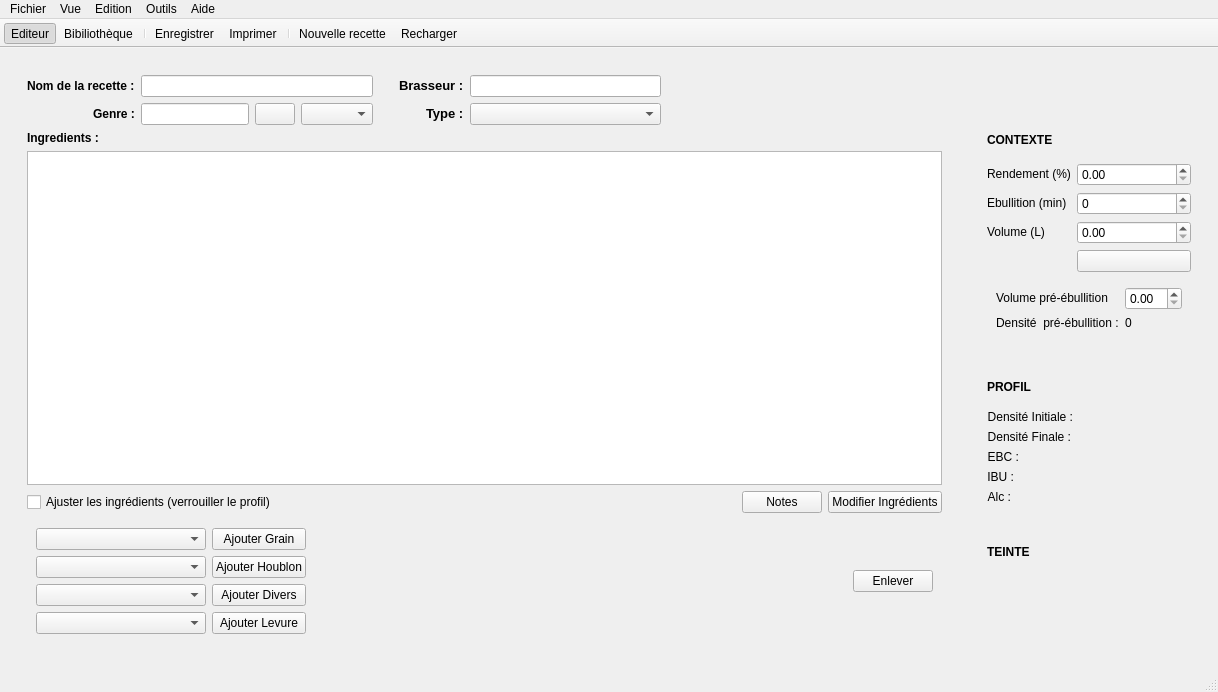
First picture: the form in reader.ui, repository 314r/joliebulle, before the edit.
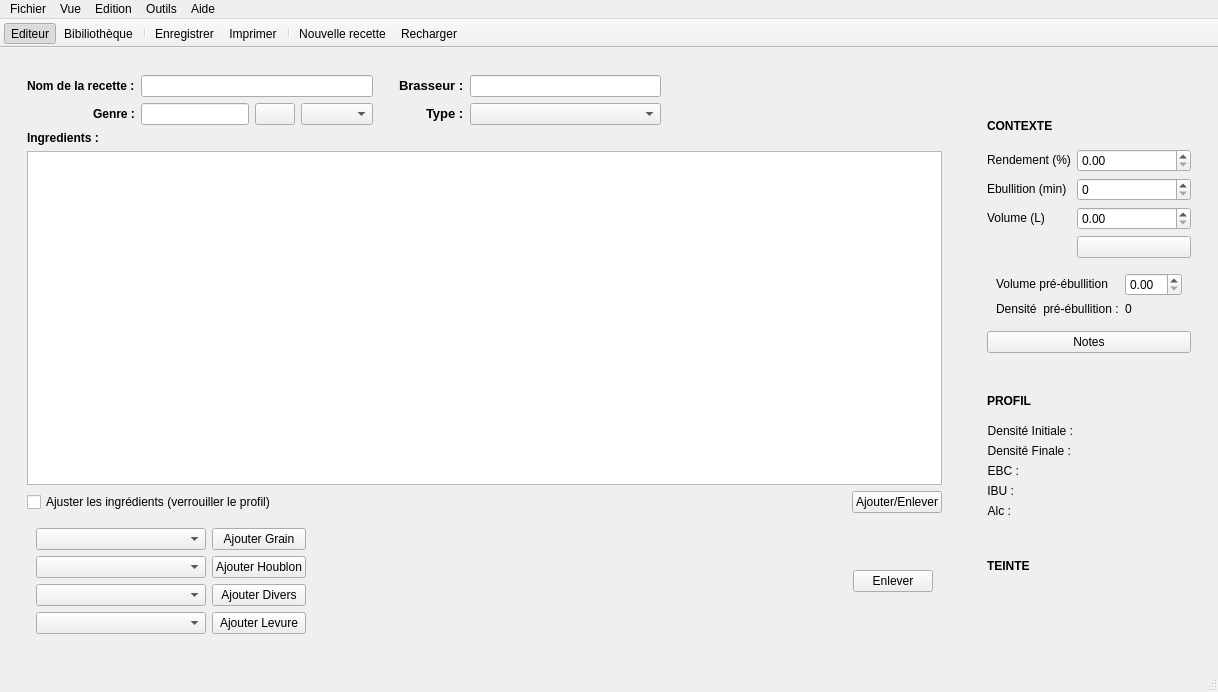
Second picture: the form after the edit. Icons and pictures are not drawn.

Commit message: retouches visuelles

```diff
--- a/reader.ui
+++ b/reader.ui
@@ -238,17 +238,10 @@
                </property>
               </spacer>
              </item>
-             <item>
-              <widget class="QPushButton" name="pushButtonRecipeNotes">
-               <property name="text">
-                <string>Notes</string>
-               </property>
-              </widget>
-             </item>
              <item>
               <widget class="QPushButton" name="pushButtonChangeIngredients">
                <property name="text">
-                <string>Modifier Ingrédients</string>
+                <string>Ajouter/Enlever</string>
                </property>
                <property name="checkable">
                 <bool>true</bool>
@@ -491,7 +484,7 @@
              <item row="3" column="1">
               <widget class="QDoubleSpinBox" name="doubleSpinBox_2Volume"/>
              </item>
-             <item row="5" column="1">
+             <item row="4" column="1">
               <widget class="QPushButton" name="pushButtonVolMore">
                <property name="text">
                 <string/>
@@ -545,6 +538,13 @@
              </layout>
             </widget>
            </item>
+           <item>
+            <widget class="QPushButton" name="pushButtonRecipeNotes">
+             <property name="text">
+              <string>Notes</string>
+             </property>
+            </widget>
+           </item>
            <item>
             <layout class="QVBoxLayout" name="verticalLayout_5">
              <property name="topMargin">
```
Left out of the diff: 10 changed lines with no effect on the pictures. The commit also changes 1 other file.
